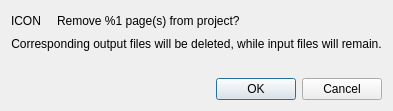
Above: src/scantailor/app/ui/dialogs/RemovePagesDialog.ui from adehad/py-scantailor before the change. Below: the same form after it.
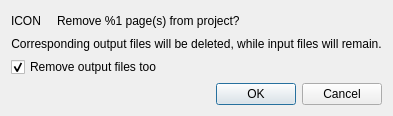
That is the form after the change.

The edit to the form file:
```diff
--- a/src/scantailor/app/ui/dialogs/RemovePagesDialog.ui
+++ b/src/scantailor/app/ui/dialogs/RemovePagesDialog.ui
@@ -76,6 +76,16 @@
      </property>
     </widget>
    </item>
+   <item>
+    <widget class="QCheckBox" name="eraseOutputFiles">
+     <property name="text">
+      <string>Remove output files too</string>
+     </property>
+     <property name="checked">
+      <bool>true</bool>
+     </property>
+    </widget>
+   </item>
    <item>
     <spacer name="verticalSpacer">
      <property name="orientation">
```
